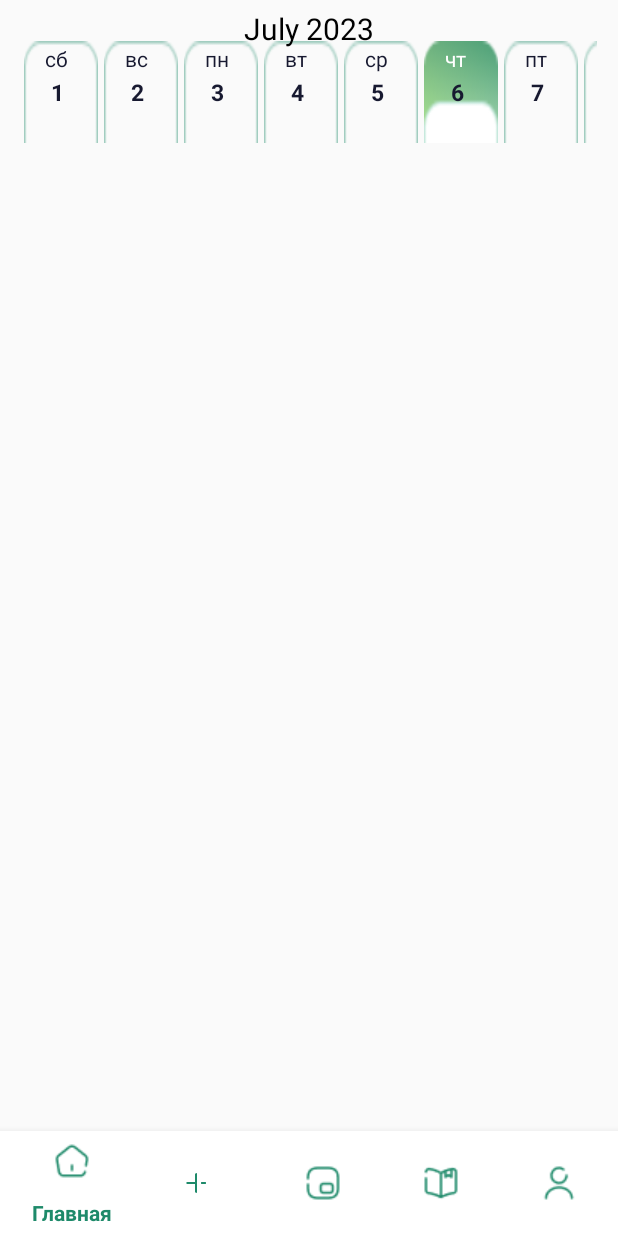
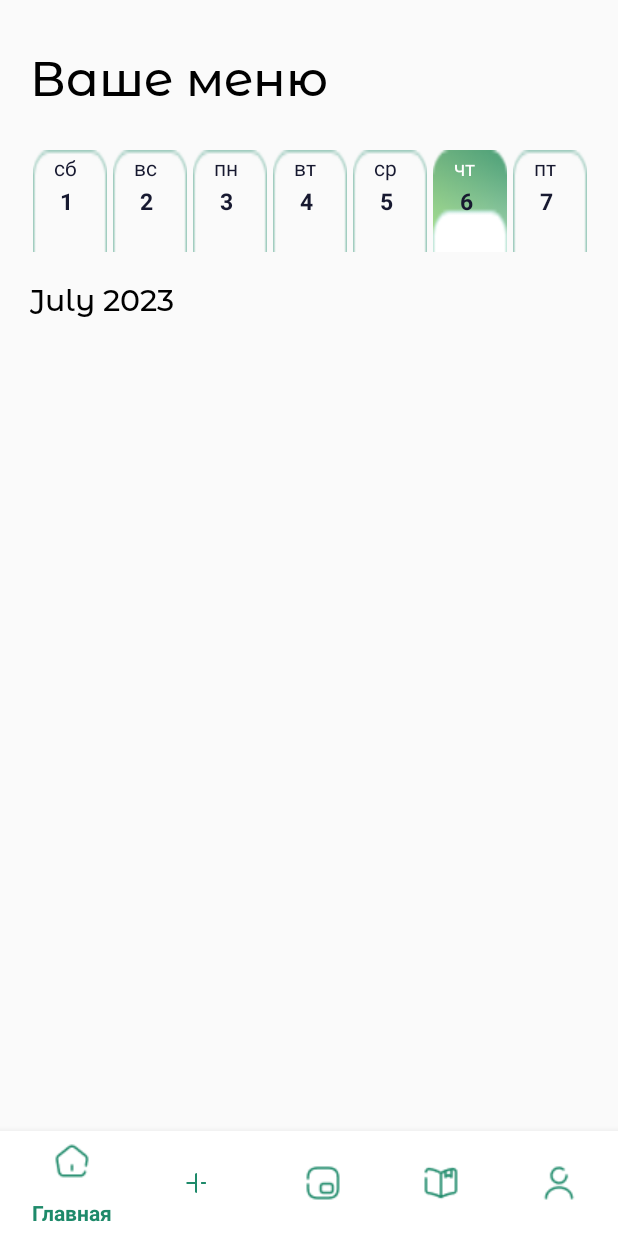
Before and after one commit to Epl-Grey/EatWell, an Android app: the HomeFragment screen opened directly, with no data from a screen before it, on a phone screen of 412 x 824 dp. Run offline under Robolectric (Android 15) with nearby library versions, the phone set to English and light mode, and no system bars; our stand-ins replace Firebase (no records; nobody signed in at launch, a user with empty details on screens opened directly).

Commit message:
design_main

```diff
--- a/app/src/main/res/layout/fragment_home.xml
+++ b/app/src/main/res/layout/fragment_home.xml
@@ -1,5 +1,6 @@
 <?xml version="1.0" encoding="utf-8"?>
 <FrameLayout xmlns:android="http://schemas.android.com/apk/res/android"
+    xmlns:app="http://schemas.android.com/apk/res-auto"
     xmlns:tools="http://schemas.android.com/tools"
     android:layout_width="match_parent"
     android:layout_height="match_parent"
@@ -9,27 +10,43 @@
         android:layout_width="match_parent"
         android:layout_height="match_parent">
 
+
+
+        <TextView
+            android:id="@+id/login"
+            android:layout_width="wrap_content"
+            android:layout_height="wrap_content"
+            android:layout_marginLeft="20dp"
+            android:layout_marginTop="30dp"
+            android:fontFamily="@font/montserrt4"
+            android:gravity="center"
+            android:text="Ваше меню"
+            android:textColor="@color/black"
+            android:textSize="32dp" />
+
         <androidx.recyclerview.widget.RecyclerView
             android:id="@+id/calendarRecyclerView"
             android:layout_width="match_parent"
             android:layout_height="70dp"
-            android:layout_marginLeft="14dp"
-            android:layout_marginRight="14dp"
+            android:layout_marginLeft="20dp"
+            android:layout_marginRight="20dp"
+            android:layout_below="@id/login"
             android:layout_marginTop="25dp"
             android:orientation="horizontal"
             />
 
         <TextView
             android:id="@+id/monthYearTV"
-            android:layout_width="250dp"
+            android:layout_width="wrap_content"
             android:layout_height="wrap_content"
             android:layout_alignParentLeft="true"
             android:layout_alignParentRight="true"
-            android:layout_marginTop="5dp"
-            android:layout_marginLeft="40dp"
+            android:layout_marginTop="18dp"
+            android:fontFamily="@font/montserrt4"
+            android:layout_below="@id/calendarRecyclerView"
+            android:layout_marginLeft="20dp"
             android:layout_marginRight="40dp"
             android:text="Feb 2021"
-            android:textAlignment="center"
             android:textColor="@color/black"
             android:textSize="20sp" />
 
@@ -37,8 +54,8 @@
             android:id="@+id/list"
             android:layout_width="match_parent"
             android:layout_height="match_parent"
-            android:layout_below="@id/calendarRecyclerView"
-            android:layout_marginTop="1dp"
+            android:layout_below="@id/monthYearTV"
+            android:layout_marginTop="25dp"
             android:layout_marginRight="15dp"
             android:layout_marginBottom="15dp"
             android:layout_marginLeft="15dp"
--- a/app/src/main/res/layout/row_layout.xml
+++ b/app/src/main/res/layout/row_layout.xml
@@ -25,7 +25,7 @@ android:id="@+id/la"
     android:layout_marginLeft="12dp"
     android:layout_marginTop="11dp"
     android:gravity="top"
-    android:text="@string/name"
+    android:text="Завтрак"
     android:textAppearance="@style/some_id" />
 
     <TextView
@@ -51,15 +51,6 @@ android:id="@+id/la"
         android:text="Время готовки 10 минут"
         android:textAppearance="@style/kl" />
 
-    <ImageView
-        android:id="@+id/redactor"
-        android:layout_width="25dp"
-        android:layout_height="25dp"
-        android:layout_marginHorizontal="380dp"
-        android:layout_marginTop="120dp"
-        android:text="@string/time"
-        android:textAlignment="center"
-        android:textAppearance="@style/time_" />
 
     <TextView
         android:id="@+id/id_storage"
```
